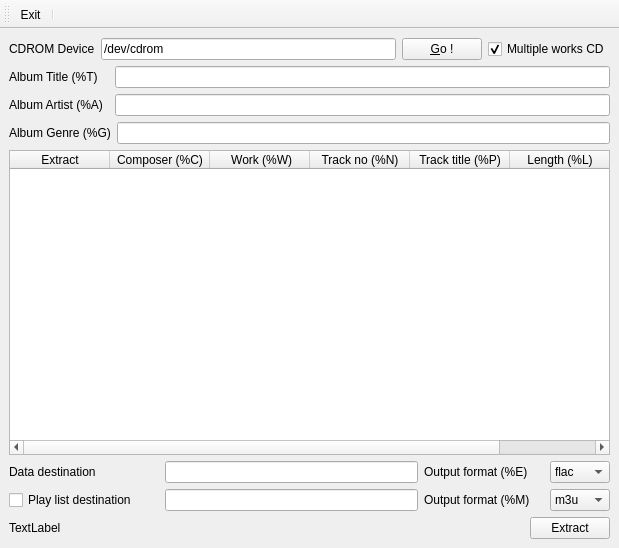
First picture: the form in dvdtools/qrip/wndQrip.ui, repository rickyrockrat/dvd-tools, before the edit.
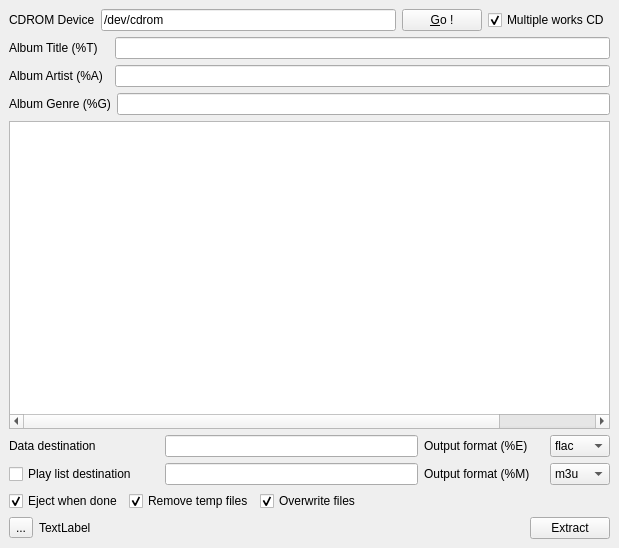
Second picture: the form after the edit. Icons and pictures are not drawn.

```diff
--- a/dvdtools/qrip/wndQrip.ui
+++ b/dvdtools/qrip/wndQrip.ui
@@ -146,6 +146,12 @@
     </item>
     <item>
      <widget class="QTableWidget" name="twTracks">
+      <attribute name="horizontalHeaderVisible">
+       <bool>false</bool>
+      </attribute>
+      <attribute name="horizontalHeaderVisible">
+       <bool>false</bool>
+      </attribute>
       <column>
        <property name="text">
         <string>Extract</string>
@@ -312,8 +318,66 @@
       </item>
      </layout>
     </item>
+    <item>
+     <layout class="QHBoxLayout" name="horizontalLayout_8">
+      <item>
+       <widget class="QCheckBox" name="cbEject">
+        <property name="text">
+         <string>Eject when done</string>
+        </property>
+        <property name="checked">
+         <bool>true</bool>
+        </property>
+       </widget>
+      </item>
+      <item>
+       <widget class="QCheckBox" name="cbRemove">
+        <property name="text">
+         <string>Remove temp files</string>
+        </property>
+        <property name="checked">
+         <bool>true</bool>
+        </property>
+       </widget>
+      </item>
+      <item>
+       <widget class="QCheckBox" name="cbOverwrite">
+        <property name="text">
+         <string>Overwrite files</string>
+        </property>
+        <property name="checked">
+         <bool>true</bool>
+        </property>
+       </widget>
+      </item>
+      <item>
+       <spacer name="horizontalSpacer_2">
+        <property name="orientation">
+         <enum>Qt::Horizontal</enum>
+        </property>
+        <property name="sizeHint" stdset="0">
+         <size>
+          <width>40</width>
+          <height>20</height>
+         </size>
+        </property>
+       </spacer>
+      </item>
+     </layout>
+    </item>
     <item>
      <layout class="QHBoxLayout" name="horizontalLayout_4">
+      <item>
+       <widget class="QToolButton" name="tbExit">
+        <property name="text">
+         <string>...</string>
+        </property>
+        <property name="icon">
+         <iconset resource="qrip.qrc">
+          <normaloff>:/pix/ic_exit.png</normaloff>:/pix/ic_exit.png</iconset>
+        </property>
+       </widget>
+      </item>
       <item>
        <widget class="QLabel" name="lblProgress">
         <property name="text">
@@ -345,28 +409,6 @@
     </item>
    </layout>
   </widget>
-  <widget class="QToolBar" name="toolBar">
-   <property name="windowTitle">
-    <string>toolBar</string>
-   </property>
-   <attribute name="toolBarArea">
-    <enum>TopToolBarArea</enum>
-   </attribute>
-   <attribute name="toolBarBreak">
-    <bool>false</bool>
-   </attribute>
-   <addaction name="aExit"/>
-   <addaction name="separator"/>
-  </widget>
-  <action name="aExit">
-   <property name="icon">
-    <iconset resource="qrip.qrc">
-     <normaloff>:/pix/ic_exit.png</normaloff>:/pix/ic_exit.png</iconset>
-   </property>
-   <property name="text">
-    <string>Exit</string>
-   </property>
-  </action>
  </widget>
  <resources>
   <include location="qrip.qrc"/>
```
Left out of the diff: 8 changed lines with no effect on the pictures.
